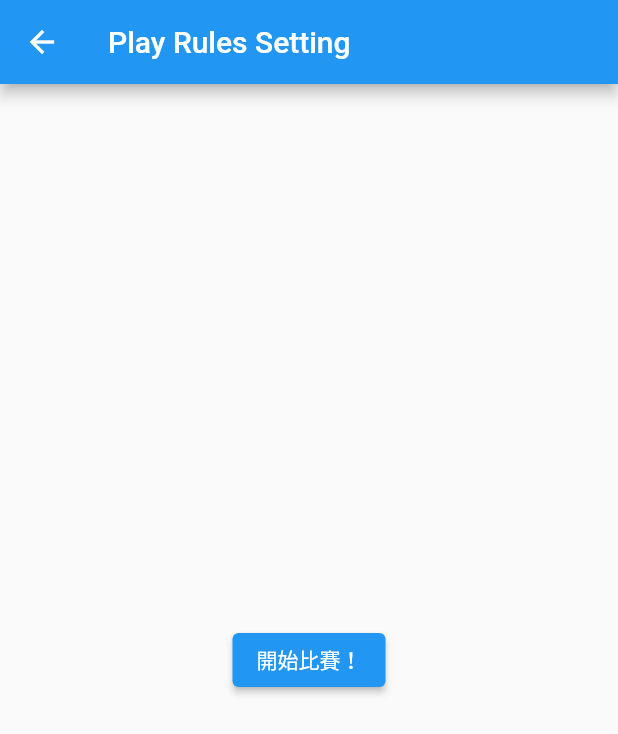
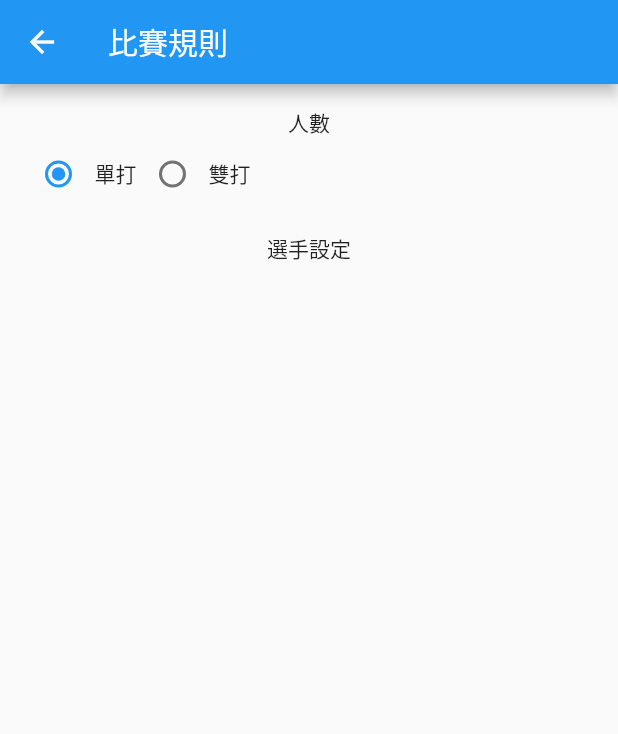
Before and after one commit to wayne6172/badminton_scoreboard_flutter, a Flutter app: the screen it shows after launch, after a tap on "建立比賽", on a phone screen of 412 x 824 dp. Shown: the top 734 px of the screen. Run offline on Flutter 3.47's test engine with Material 2 defaults, Android fonts, the phone set to English and light mode, and no system bars.

Commit message:
資料結構設計初版，新增Provider套件來搭配Stateful做表單更新

```diff
--- a/lib/main.dart
+++ b/lib/main.dart
@@ -1,12 +1,17 @@
+import 'package:badminton_scoreboard_flutter/playing_rules_setting/play_rule.dart';
 import 'package:badminton_scoreboard_flutter/playing_rules_setting/play_rules_setting.dart';
 import 'package:flutter/material.dart';
 import 'package:flutter/services.dart';
 
 import 'badminton_score_board/badminton_scoreboard.dart';
 import 'menu.dart';
+import 'package:provider/provider.dart';
 
 void main() {
-  runApp(const MyApp());
+  runApp(ChangeNotifierProvider(
+    create: (_) => PlayRule(),
+    child: const MyApp(),
+  ));
 }
 
 class MyApp extends StatelessWidget {
@@ -19,7 +24,7 @@
       title: 'Flutter Demo',
       routes: <String, WidgetBuilder>{
         PlayRulesSetting.routeName: (BuildContext context) =>
-            PlayRulesSetting(),
+            const PlayRulesSetting(),
         BadmintonScoreboard.routeName: (BuildContext context) =>
             const BadmintonScoreboard(),
       },
--- /dev/null
+++ b/lib/playing_rules_setting/deuce_setting.dart
@@ -0,0 +1,15 @@
+import 'package:flutter/material.dart';
+
+class DeuceSetting extends StatefulWidget {
+  const DeuceSetting({Key? key}) : super(key: key);
+
+  @override
+  State<DeuceSetting> createState() => _DeuceSettingState();
+}
+
+class _DeuceSettingState extends State<DeuceSetting> {
+  @override
+  Widget build(BuildContext context) {
+    return Container();
+  }
+}
--- /dev/null
+++ b/lib/playing_rules_setting/match_point_setting.dart
@@ -0,0 +1,15 @@
+import 'package:flutter/material.dart';
+
+class MatchPointSetting extends StatefulWidget {
+  const MatchPointSetting({Key? key}) : super(key: key);
+
+  @override
+  State<MatchPointSetting> createState() => _MatchPointSettingState();
+}
+
+class _MatchPointSettingState extends State<MatchPointSetting> {
+  @override
+  Widget build(BuildContext context) {
+    return Container();
+  }
+}
--- /dev/null
+++ b/lib/playing_rules_setting/play_number_setting.dart
@@ -0,0 +1,48 @@
+import 'package:badminton_scoreboard_flutter/playing_rules_setting/play_rule.dart';
+import 'package:flutter/material.dart';
+import 'package:provider/provider.dart';
+
+class PlayNumberSetting extends StatefulWidget {
+  const PlayNumberSetting({Key? key}) : super(key: key);
+
+  @override
+  State<StatefulWidget> createState() => PlayNumberSettingState();
+}
+
+class PlayNumberSettingState extends State<PlayNumberSetting> {
+  @override
+  Widget build(BuildContext context) {
+    var playRule = Provider.of<PlayRule>(context);
+
+    return Container(
+      padding: const EdgeInsets.all(15),
+      child: Column(
+        children: [
+          const Text('人數'),
+          Center(
+            child: Row(
+              children: [
+                Radio<PlayNumber>(
+                  value: PlayNumber.single,
+                  groupValue: playRule.playNumber,
+                  onChanged: (PlayNumber? value) {
+                    playRule.playNumber = value;
+                  },
+                ),
+                const Text('單打'),
+                Radio<PlayNumber>(
+                  value: PlayNumber.pair,
+                  groupValue: playRule.playNumber,
+                  onChanged: (PlayNumber? value) {
+                    playRule.playNumber = value;
+                  },
+                ),
+                const Text('雙打'),
+              ],
+            ),
+          )
+        ],
+      ),
+    );
+  }
+}
--- /dev/null
+++ b/lib/playing_rules_setting/play_rule.dart
@@ -0,0 +1,30 @@
+import 'package:flutter/foundation.dart';
+
+class PlayRule extends ChangeNotifier {
+  PlayNumber? _playNumber = PlayNumber.single;
+  List<PlayerInfo> team1 = [];
+  List<PlayerInfo> team2 = [];
+  int victoryScore = 21;
+  bool isEnableDeuce = true;
+  int deuceVictoryScore = 30;
+  int matchPoint = 1;
+
+  PlayNumber? get playNumber => _playNumber;
+  set playNumber(PlayNumber? playNumber) {
+    _playNumber = playNumber;
+    notifyListeners();
+  }
+
+  // int get finalVictoryScore => _deuceVictoryScore;
+  // set finalVictoryScore(int deuceVictoryScore) {
+  //   if (victoryScore >= deuceVictoryScore) {
+  //     throw NullThrownError();
+  //   }
+
+  //   _deuceVictoryScore = deuceVictoryScore;
+  // }
+}
+
+enum PlayNumber { single, pair }
+
+class PlayerInfo {}
--- a/lib/playing_rules_setting/play_rules_setting.dart
+++ b/lib/playing_rules_setting/play_rules_setting.dart
@@ -1,22 +1,37 @@
-import 'package:badminton_scoreboard_flutter/badminton_score_board/badminton_scoreboard.dart';
+import 'package:badminton_scoreboard_flutter/playing_rules_setting/play_number_setting.dart';
+import 'package:badminton_scoreboard_flutter/playing_rules_setting/play_rule.dart';
+import 'package:badminton_scoreboard_flutter/playing_rules_setting/player-setting.dart';
+import 'package:badminton_scoreboard_flutter/playing_rules_setting/victory_score_setting.dart';
 import 'package:flutter/material.dart';
 
-class PlayRulesSetting extends StatelessWidget {
+import 'deuce_setting.dart';
+import 'match_point_setting.dart';
+
+class PlayRulesSetting extends StatefulWidget {
   static const String routeName = '/playing_rules_setting';
 
+  const PlayRulesSetting({Key? key}) : super(key: key);
+
+  @override
+  State<StatefulWidget> createState() => PlayRulesSettingState();
+}
+
+class PlayRulesSettingState extends State<PlayRulesSetting> {
   @override
   Widget build(BuildContext context) {
     return Scaffold(
       appBar: AppBar(
-        title: const Text('Play Rules Setting'),
+        title: const Text('比賽規則'),
       ),
-      body: Center(
-        child: ElevatedButton(
-          child: const Text('開始比賽！'),
-          onPressed: () {
-            Navigator.of(context)
-                .pushReplacementNamed(BadmintonScoreboard.routeName);
-          },
+      body: Container(
+        child: Column(
+          children: const [
+            PlayNumberSetting(),
+            PlayerSetting(),
+            VictoryScoreSetting(),
+            DeuceSetting(),
+            MatchPointSetting(),
+          ],
         ),
       ),
     );
--- /dev/null
+++ b/lib/playing_rules_setting/player-setting.dart
@@ -0,0 +1,17 @@
+import 'package:flutter/material.dart';
+
+class PlayerSetting extends StatefulWidget {
+  const PlayerSetting({Key? key}) : super(key: key);
+
+  @override
+  State<PlayerSetting> createState() => _PlayerSettingState();
+}
+
+class _PlayerSettingState extends State<PlayerSetting> {
+  @override
+  Widget build(BuildContext context) {
+    return Container(
+      child: const Text('選手設定'),
+    );
+  }
+}
--- /dev/null
+++ b/lib/playing_rules_setting/victory_score_setting.dart
@@ -0,0 +1,15 @@
+import 'package:flutter/cupertino.dart';
+
+class VictoryScoreSetting extends StatefulWidget {
+  const VictoryScoreSetting({Key? key}) : super(key: key);
+
+  @override
+  State<VictoryScoreSetting> createState() => _VictoryScoreSettingState();
+}
+
+class _VictoryScoreSettingState extends State<VictoryScoreSetting> {
+  @override
+  Widget build(BuildContext context) {
+    return Container();
+  }
+}
--- a/pubspec.yaml
+++ b/pubspec.yaml
@@ -35,10 +35,12 @@ dependencies:
   # Use with the CupertinoIcons class for iOS style icons.
   cupertino_icons: ^1.0.2
 
+
 dev_dependencies:
   flutter_test:
     sdk: flutter
 
+  provider: ^6.0.0
   # The "flutter_lints" package below contains a set of recommended lints to
   # encourage good coding practices. The lint set provided by the package is
   # activated in the `analysis_options.yaml` file located at the root of your
```
Also changed, not shown: pubspec.lock.
